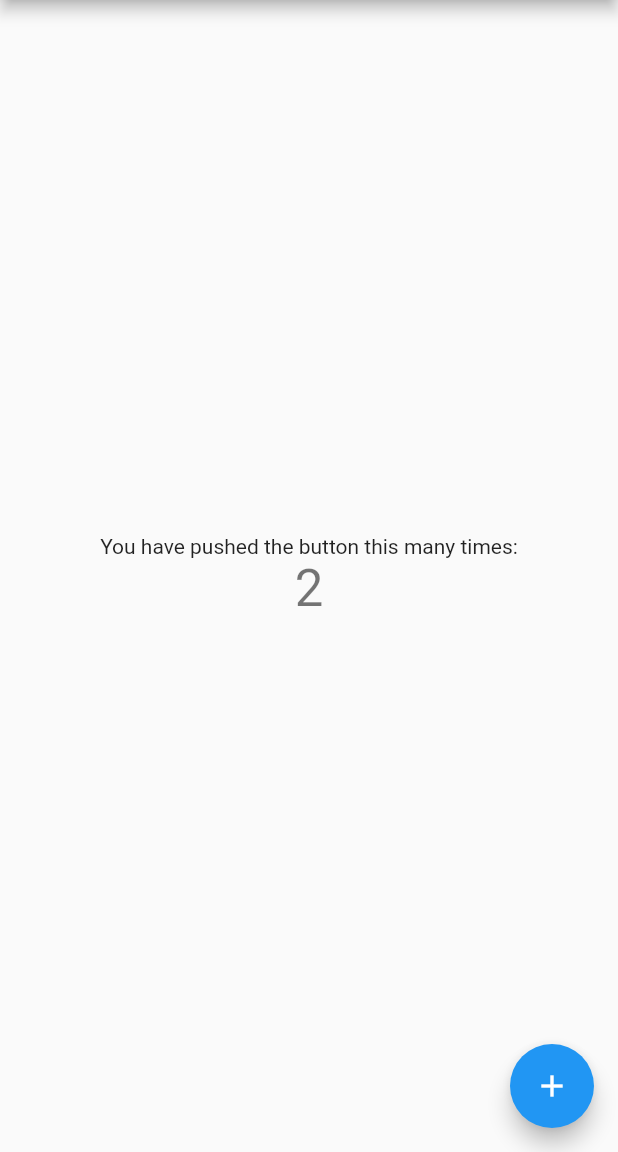
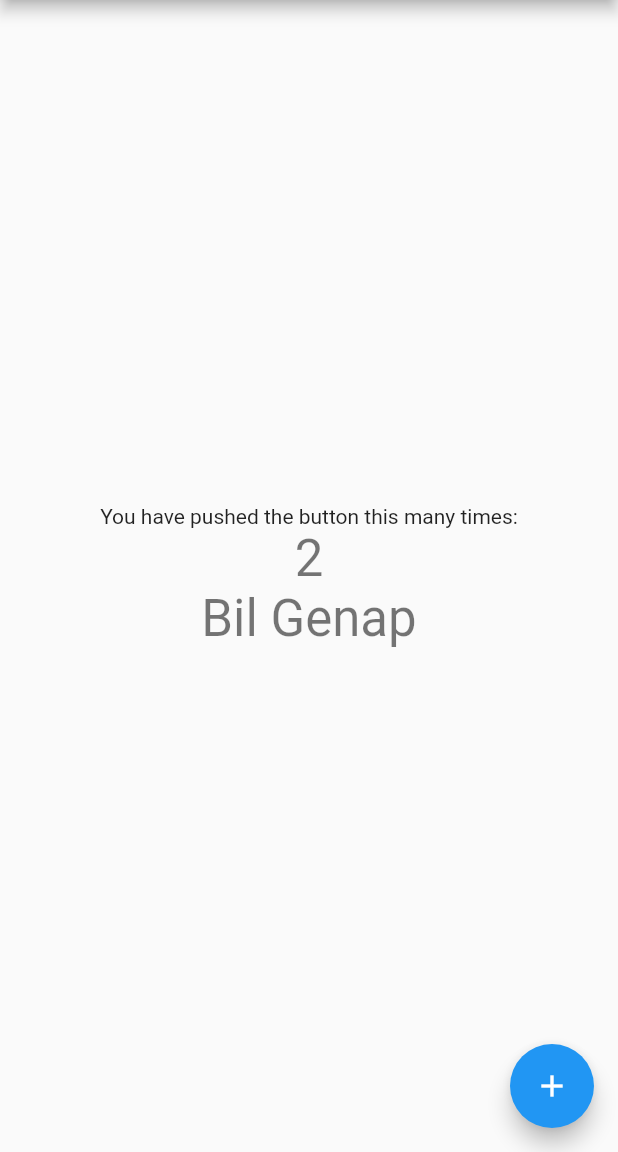
Before and after one commit to muadzfathulloh/FlutterTrainning, a Flutter app: the screen it shows after launch, after a tap on the "add" icon, on a phone screen of 412 x 824 dp, the part 84-1236 px from its top. Run offline on Flutter 3.47's test engine with Material 2 defaults, Android fonts, the phone set to English and light mode, and no system bars.

Commit message:
Percobaan 2

```diff
--- a/lib/main.dart
+++ b/lib/main.dart
@@ -49,6 +49,7 @@ class MyHomePage extends StatefulWidget {
 
 class _MyHomePageState extends State<MyHomePage> {
   int _counter = 1;
+  String _text = "Bil Ganjil";
 
   void _incrementCounter() {
     setState(() {
@@ -60,6 +61,11 @@ class _MyHomePageState extends State<MyHomePage> {
       _counter++;
       if (_counter > 10) {
         _counter = 1;
+      }
+      if (_counter % 2 == 0) {
+        _text = "Bil Genap";
+      } else {
+        _text = "Bil Ganjil";
       }
     });
   }
@@ -105,6 +111,10 @@ class _MyHomePageState extends State<MyHomePage> {
               '$_counter',
               style: Theme.of(context).textTheme.headline4,
             ),
+            Text(
+              '$_text',
+              style: Theme.of(context).textTheme.headline4,
+            ),
           ],
         ),
       ),
```
